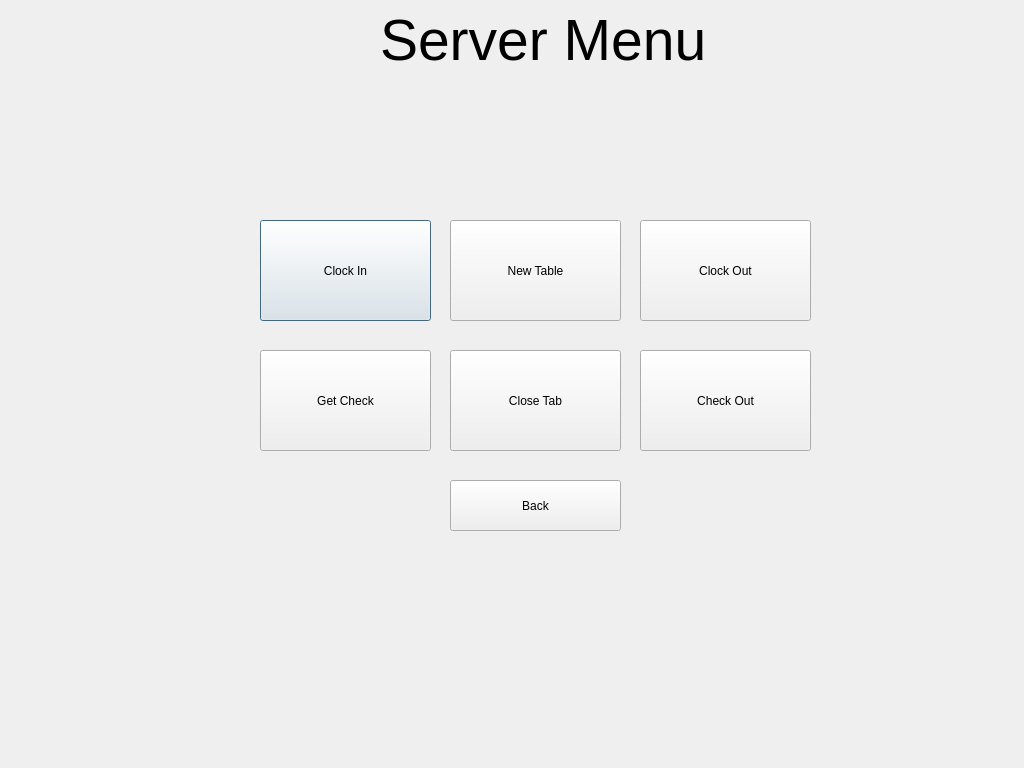
Qt form staffstage.ui (kleiser135/Kitchen-Management) before a commit.
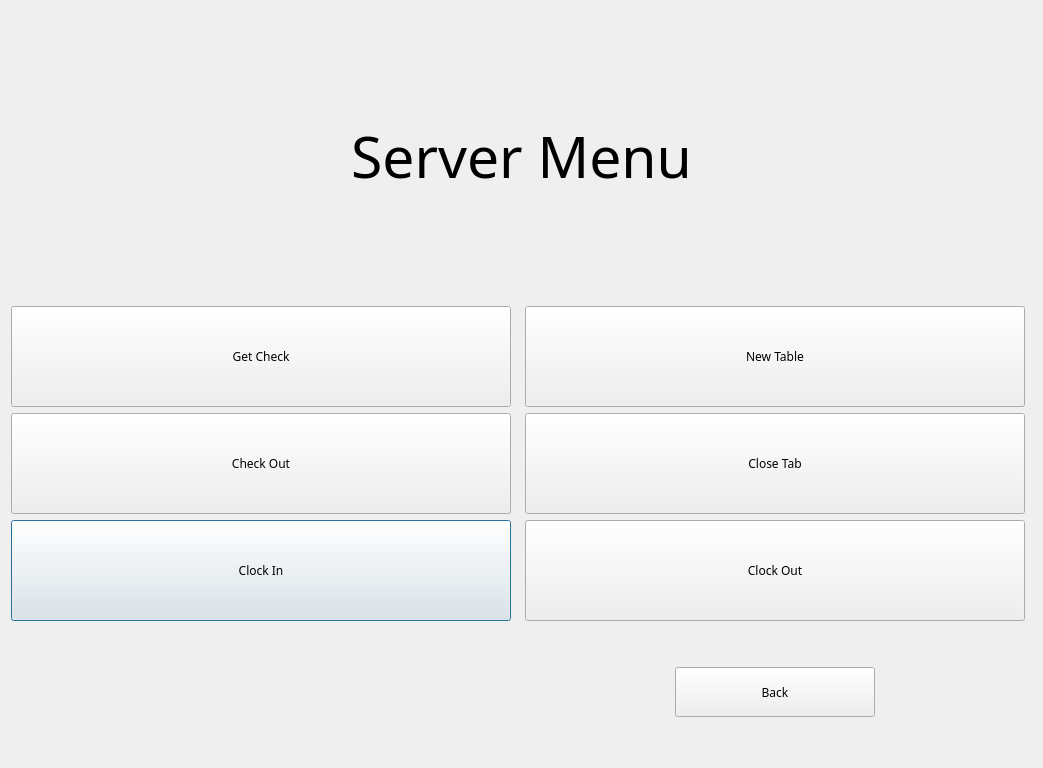
The same form after that commit.

Commit message:
All buttons centered on all menus
Centered all the buttons and menu titles. Also changed the font.

What changed in the file:
```diff
--- a/staffstage.ui
+++ b/staffstage.ui
@@ -6,123 +6,199 @@
    <rect>
     <x>0</x>
     <y>0</y>
-    <width>1024</width>
+    <width>1043</width>
     <height>768</height>
    </rect>
   </property>
   <property name="windowTitle">
    <string>Dialog</string>
   </property>
+  <layout class="QGridLayout" name="gridLayout">
+   <item row="6" column="0" alignment="Qt::AlignHCenter">
+    <widget class="QPushButton" name="clockInButton">
+     <property name="minimumSize">
+      <size>
+       <width>500</width>
+       <height>101</height>
+      </size>
+     </property>
+     <property name="font">
+      <font>
+       <family>Yu Gothic Medium</family>
+      </font>
+     </property>
+     <property name="text">
+      <string>Clock In</string>
+     </property>
+    </widget>
+   </item>
+   <item row="7" column="2">
+    <spacer name="verticalSpacer_2">
+     <property name="orientation">
+      <enum>Qt::Vertical</enum>
+     </property>
+     <property name="sizeType">
+      <enum>QSizePolicy::Fixed</enum>
+     </property>
+     <property name="sizeHint" stdset="0">
+      <size>
+       <width>20</width>
+       <height>40</height>
+      </size>
+     </property>
+    </spacer>
+   </item>
+   <item row="8" column="2" alignment="Qt::AlignHCenter">
+    <widget class="QPushButton" name="pushButton">
+     <property name="minimumSize">
+      <size>
+       <width>200</width>
+       <height>50</height>
+      </size>
+     </property>
+     <property name="font">
+      <font>
+       <family>Yu Gothic Medium</family>
+      </font>
+     </property>
+     <property name="text">
+      <string>Back</string>
+     </property>
+    </widget>
+   </item>
+   <item row="0" column="0" colspan="4">
   <widget class="QLabel" name="label">
-   <property name="geometry">
-    <rect>
-     <x>380</x>
-     <y>10</y>
-     <width>331</width>
-     <height>61</height>
-    </rect>
-   </property>
    <property name="font">
     <font>
+       <family>Yu Gothic Light</family>
      <pointsize>43</pointsize>
     </font>
    </property>
    <property name="text">
     <string>Server Menu</string>
    </property>
-  </widget>
-  <widget class="QPushButton" name="clockInButton">
-   <property name="geometry">
-    <rect>
-     <x>260</x>
-     <y>220</y>
-     <width>171</width>
-     <height>101</height>
-    </rect>
-   </property>
-   <property name="text">
-    <string>Clock In</string>
-   </property>
-  </widget>
+     <property name="alignment">
+      <set>Qt::AlignCenter</set>
+     </property>
+    </widget>
+   </item>
+   <item row="3" column="2" alignment="Qt::AlignHCenter">
   <widget class="QPushButton" name="newTableButton">
-   <property name="geometry">
-    <rect>
-     <x>450</x>
-     <y>220</y>
-     <width>171</width>
+     <property name="minimumSize">
+      <size>
+       <width>500</width>
      <height>101</height>
-    </rect>
+      </size>
+     </property>
+     <property name="font">
+      <font>
+       <family>Yu Gothic Medium</family>
+      </font>
    </property>
    <property name="text">
     <string>New Table</string>
    </property>
   </widget>
-  <widget class="QPushButton" name="clockOutButton">
-   <property name="geometry">
-    <rect>
-     <x>640</x>
-     <y>220</y>
-     <width>171</width>
-     <height>101</height>
-    </rect>
-   </property>
-   <property name="text">
-    <string>Clock Out</string>
-   </property>
-  </widget>
+   </item>
+   <item row="5" column="0" alignment="Qt::AlignHCenter">
   <widget class="QPushButton" name="checkOutButton">
-   <property name="geometry">
-    <rect>
-     <x>640</x>
-     <y>350</y>
-     <width>171</width>
+     <property name="minimumSize">
+      <size>
+       <width>500</width>
      <height>101</height>
-    </rect>
+      </size>
+     </property>
+     <property name="font">
+      <font>
+       <family>Yu Gothic Medium</family>
+      </font>
    </property>
    <property name="text">
     <string>Check Out</string>
    </property>
   </widget>
+   </item>
+   <item row="9" column="2">
+    <spacer name="verticalSpacer">
+     <property name="orientation">
+      <enum>Qt::Vertical</enum>
+     </property>
+     <property name="sizeType">
+      <enum>QSizePolicy::Fixed</enum>
+     </property>
+     <property name="sizeHint" stdset="0">
+      <size>
+       <width>20</width>
+       <height>40</height>
+      </size>
+     </property>
+    </spacer>
+   </item>
+   <item row="6" column="2" alignment="Qt::AlignHCenter">
+    <widget class="QPushButton" name="clockOutButton">
+     <property name="minimumSize">
+      <size>
+       <width>500</width>
+       <height>101</height>
+      </size>
+     </property>
+     <property name="font">
+      <font>
+       <family>Yu Gothic Medium</family>
+      </font>
+     </property>
+     <property name="text">
+      <string>Clock Out</string>
+     </property>
+    </widget>
+   </item>
+   <item row="3" column="0" alignment="Qt::AlignHCenter">
   <widget class="QPushButton" name="getCheckButton">
-   <property name="geometry">
-    <rect>
-     <x>260</x>
-     <y>350</y>
-     <width>171</width>
+     <property name="minimumSize">
+      <size>
+       <width>500</width>
      <height>101</height>
-    </rect>
+      </size>
+     </property>
+     <property name="font">
+      <font>
+       <family>Yu Gothic Medium</family>
+      </font>
    </property>
    <property name="text">
     <string>Get Check</string>
    </property>
   </widget>
+   </item>
+   <item row="5" column="2">
   <widget class="QPushButton" name="closeTabButton">
-   <property name="geometry">
-    <rect>
-     <x>450</x>
-     <y>350</y>
-     <width>171</width>
+     <property name="minimumSize">
+      <size>
+       <width>500</width>
      <height>101</height>
-    </rect>
+      </size>
+     </property>
+     <property name="font">
+      <font>
+       <family>Yu Gothic Medium</family>
+      </font>
    </property>
    <property name="text">
     <string>Close Tab</string>
    </property>
   </widget>
-  <widget class="QPushButton" name="pushButton">
-   <property name="geometry">
-    <rect>
-     <x>450</x>
-     <y>480</y>
-     <width>171</width>
-     <height>51</height>
-    </rect>
-   </property>
-   <property name="text">
-    <string>Back</string>
-   </property>
-  </widget>
- </widget>
+   </item>
+  </layout>
+ </widget>
+ <tabstops>
+  <tabstop>getCheckButton</tabstop>
+  <tabstop>newTableButton</tabstop>
+  <tabstop>checkOutButton</tabstop>
+  <tabstop>closeTabButton</tabstop>
+  <tabstop>clockInButton</tabstop>
+  <tabstop>clockOutButton</tabstop>
+  <tabstop>pushButton</tabstop>
+ </tabstops>
  <resources/>
  <connections/>
 </ui>
```
Lines whose indentation alone changed are shown as unchanged. The commit also changes 5 other files.
